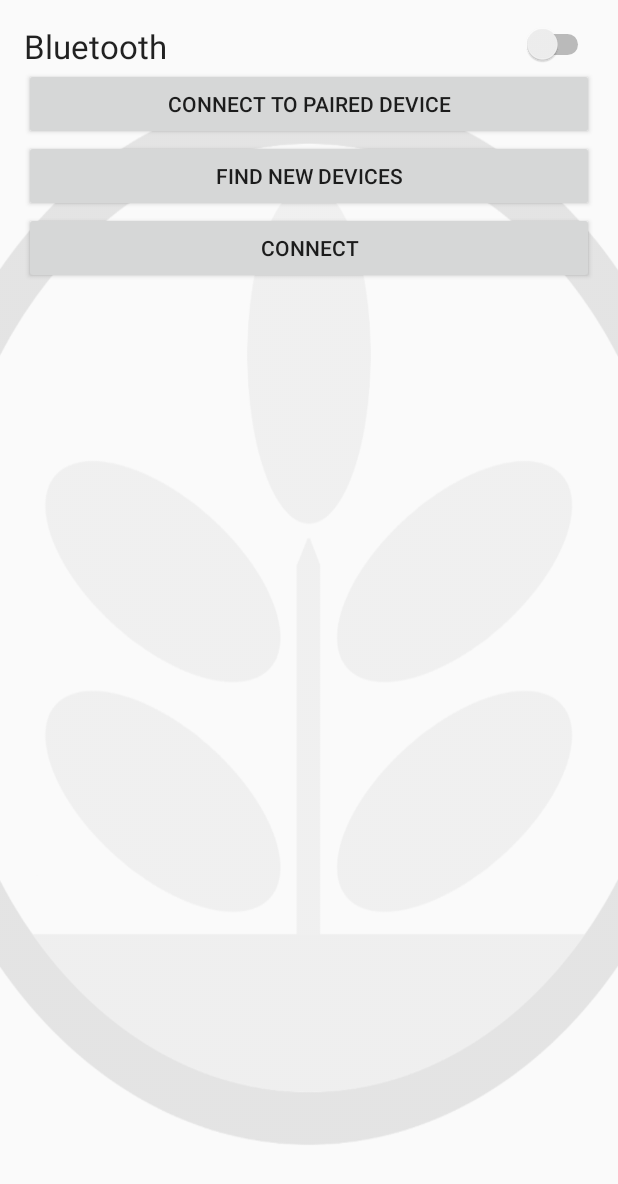
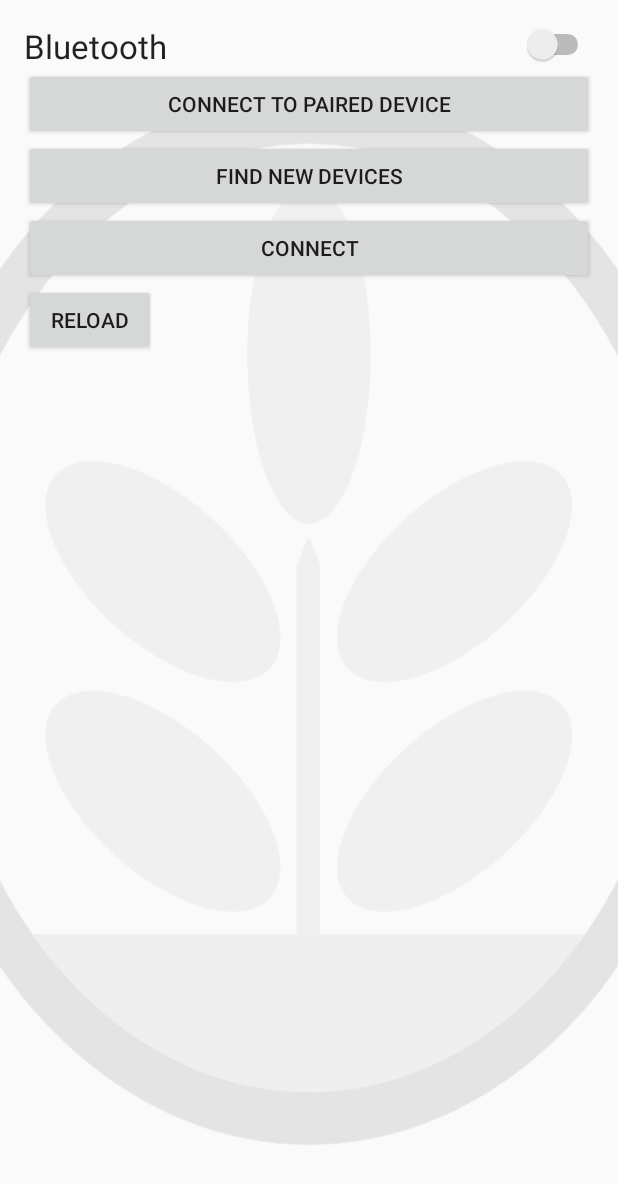
Before and after one commit to AkymenkoOlga/WaterMe, an Android app: the layout activity_bluetooth.xml on its own in the app's theme, with its tools: preview values and no code run, on a phone screen of 412 x 824 dp. Shown: the top 1184 px of the screen. Run offline under Robolectric (Android 15) with nearby library versions, the light colour scheme and no system bars.

Commit message:
Added reload button and easteregg
Reload button to relaod the Bluetooth activity when BT activated

Easteregg: Tap 5 times on our logo and you'll see :smile:

```diff
--- a/App/Dummy/Demo/app/src/main/res/layout/activity_bluetooth.xml
+++ b/App/Dummy/Demo/app/src/main/res/layout/activity_bluetooth.xml
@@ -55,6 +55,18 @@
             android:layout_width="match_parent"
             android:layout_height="wrap_content"
             android:id="@+id/BTNconnect_bt" />
+
+        <LinearLayout
+            android:orientation="horizontal"
+            android:layout_width="wrap_content"
+            android:layout_height="wrap_content"
+            android:id="@+id/LLbluetooth">
+        <Button
+            android:layout_width="wrap_content"
+            android:layout_height="wrap_content"
+            android:id="@+id/BTNreload"
+            android:text="@string/reload"/>
+        </LinearLayout>
     </LinearLayout>
 
 </RelativeLayout>
--- a/App/Dummy/Demo/app/src/main/res/values/strings.xml
+++ b/App/Dummy/Demo/app/src/main/res/values/strings.xml
@@ -16,6 +16,7 @@
     <string name="bluetooth_paired">Connect to paired device</string>
     <string name="bluetooth_found">Find new devices</string>
     <string name="plant">Plant</string>
+    <string name="reload">Reload</string>
     //Pflanzen-Namen
 
     <string-array name="plants_name">
```
Also changed, not shown: App/Dummy/Demo/app/src/main/java/com/project/gta/demo/MainMenu.java (+32 -0 lines), App/Dummy/Demo/app/src/main/java/com/project/gta/demo/bluetooth.java (+16 -0 lines), App/Dummy/Demo/app/src/main/res/layout/activity_main_menu.xml (+8 -2 lines).
